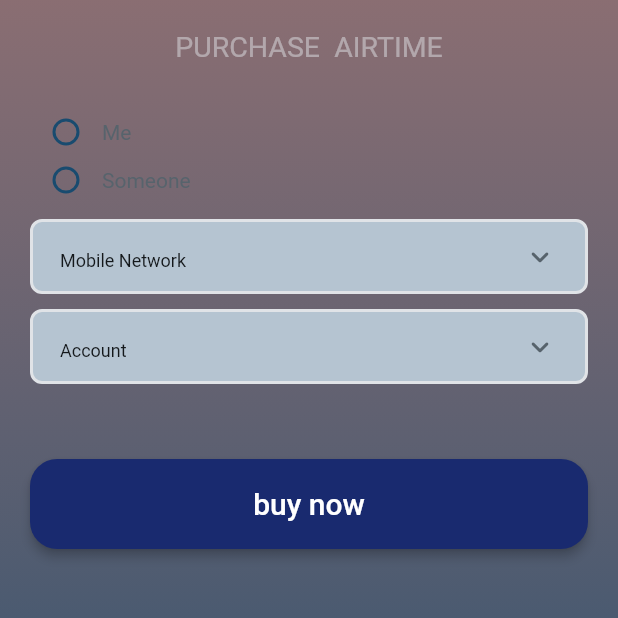
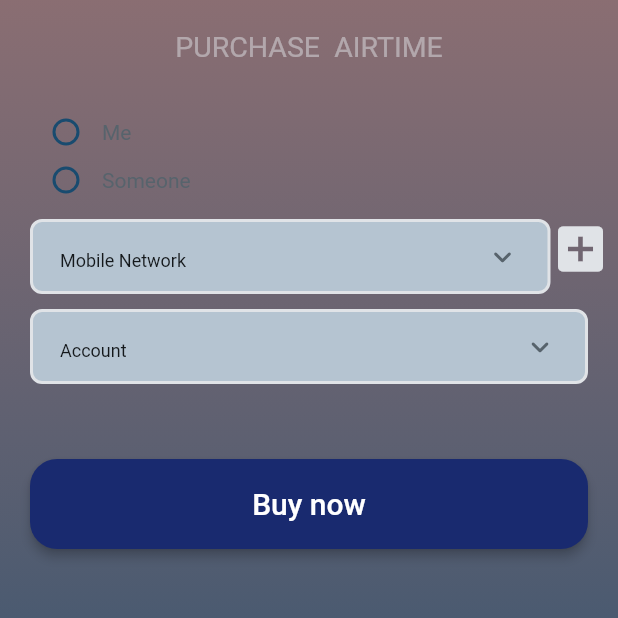
Before and after one commit to Sbongslany/rank, a Flutter app: the AirtimeWidget screen opened by its route, on a phone screen of 412 x 824 dp, the part 153-771 px from its top. Run offline on Flutter 3.47's test engine with Material 3 defaults, Android fonts, the phone set to English and light mode, and no system bars; drawn by our look-alikes of auto_size_text; our stand-ins replace badges, cached_network_image, carousel_slider, dropdown_button2, equatable, file_picker and 16 more; missing offline and left inert: json_path, mime_type, webview_flutter_android, webviewx_plus; accounts and stored records are empty; Roboto replaces fonts that are missing (Readex Pro).

Commit message:
Updating to latest FlutterFlow output.

```diff
--- a/lib/pages/pay_pouch/purchase/airtime/airtime_widget.dart
+++ b/lib/pages/pay_pouch/purchase/airtime/airtime_widget.dart
@@ -241,15 +241,21 @@ class _AirtimeWidgetState extends State<AirtimeWidget>
                   ).animateOnPageLoad(
                       animationsMap['textFieldOnPageLoadAnimation']!),
                 ),
-              Padding(
-                padding: const EdgeInsetsDirectional.fromSTEB(20.0, 10.0, 20.0, 0.0),
+              Row(
+                mainAxisSize: MainAxisSize.max,
+                mainAxisAlignment: MainAxisAlignment.start,
+                children: [
+                  Flexible(
+                    child: Padding(
+                      padding:
+                          const EdgeInsetsDirectional.fromSTEB(20.0, 10.0, 0.0, 0.0),
                       child: FlutterFlowDropDown<String>(
                         controller: _model.mobileNetworkValueController1 ??=
                             FormFieldController<String>(null),
                         options: const ['Vodacom', 'CellC', 'MTN', 'Telkom'],
                         onChanged: (val) =>
                             setState(() => _model.mobileNetworkValue1 = val),
-                  width: double.infinity,
+                        width: 400.0,
                         height: 50.0,
                         textStyle: FlutterFlowTheme.of(context).bodyMedium,
                         hintText: 'Mobile Network',
@@ -263,12 +269,24 @@ class _AirtimeWidgetState extends State<AirtimeWidget>
                         borderColor: FlutterFlowTheme.of(context).alternate,
                         borderWidth: 2.0,
                         borderRadius: 8.0,
-                  margin: const EdgeInsetsDirectional.fromSTEB(20.0, 4.0, 20.0, 4.0),
+                        margin: const EdgeInsetsDirectional.fromSTEB(
+                            20.0, 4.0, 20.0, 4.0),
                         hidesUnderline: true,
                         isOverButton: true,
                         isSearchable: false,
                         isMultiSelect: false,
                       ),
+                    ),
+                  ),
+                  Padding(
+                    padding: const EdgeInsetsDirectional.fromSTEB(0.0, 0.0, 5.0, 0.0),
+                    child: Icon(
+                      Icons.add_box,
+                      color: FlutterFlowTheme.of(context).alternate,
+                      size: 40.0,
+                    ),
+                  ),
+                ],
               ),
               Padding(
                 padding: const EdgeInsetsDirectional.fromSTEB(20.0, 10.0, 20.0, 0.0),
@@ -433,7 +451,7 @@ class _AirtimeWidgetState extends State<AirtimeWidget>
                   onPressed: () async {
                     context.pushNamed('PayUser');
                   },
-                  text: 'buy now',
+                  text: 'Buy now',
                   options: FFButtonOptions(
                     width: double.infinity,
                     height: 60.0,
```
Lines whose indentation alone changed are shown as unchanged.
